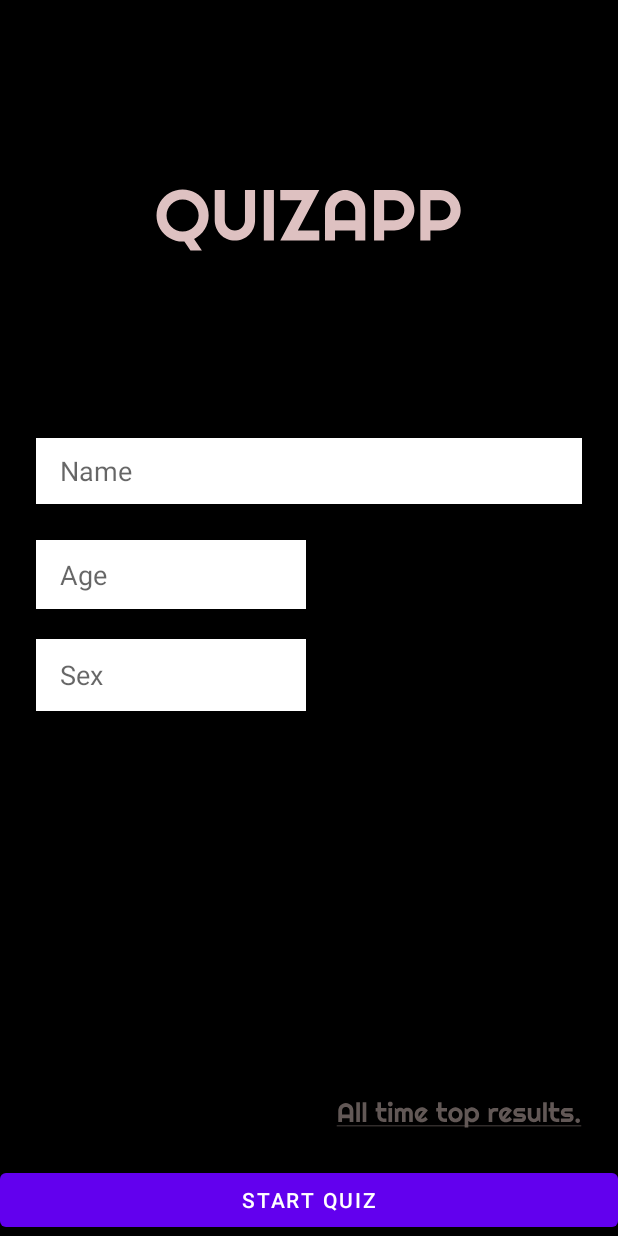
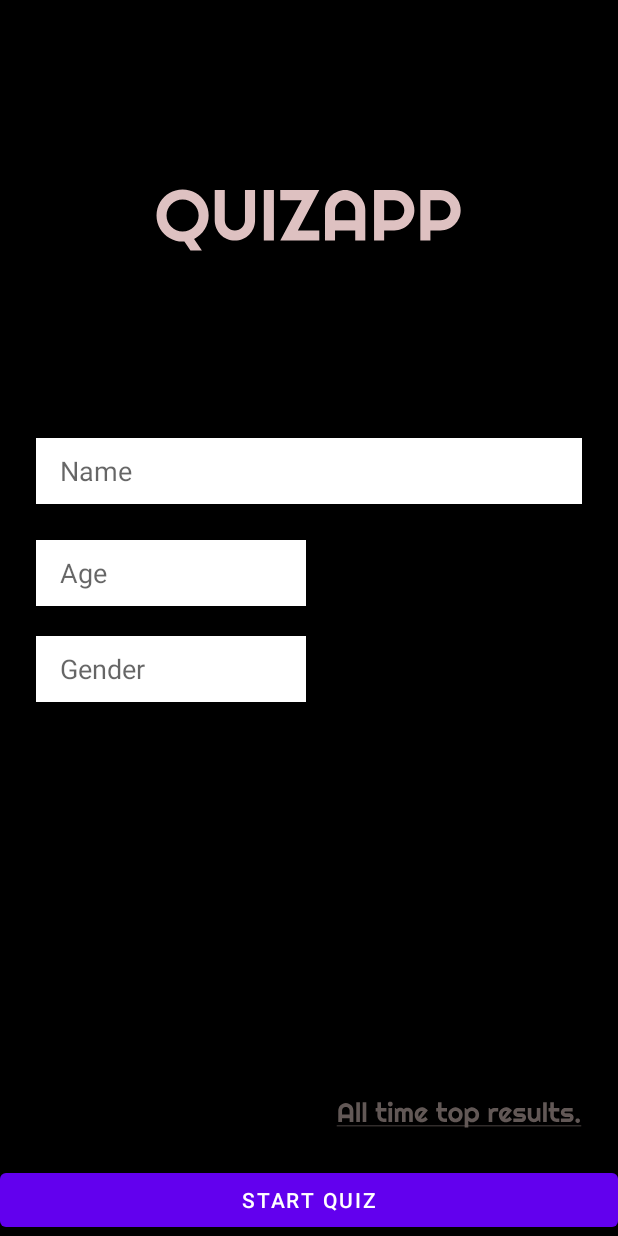
Before and after one commit to bluesky15/FBQuizApp, an Android app: the screen it shows after launch (MainActivity), on a phone screen of 412 x 824 dp. Run offline under Robolectric (Android 15) with nearby library versions, the phone set to English and light mode, and no system bars; our stand-ins replace Room's generated code; libraries missing offline, so code that uses them is left out: com.facebook.stetho; 1 statement that could not run was skipped.

Commit message:
code refactored - constanst added

```diff
--- a/FBQuizApp/app/src/main/java/com/lkb/fbquizapp/Constant.kt
+++ b/FBQuizApp/app/src/main/java/com/lkb/fbquizapp/Constant.kt
@@ -3,3 +3,8 @@ package com.lkb.fbquizapp
 const val BASE_URL = "https://storage.googleapis.com/sodimac-8590a.appspot.com/App%20Test%20Assignment/"
 const val DATABASE_NAME = "quiz.db"
 const val PATH_PARAM = "app_test_assignment_quiz.json"
+const val NAME = "name"
+const val AGE = "age"
+const val GENDER = "gender"
+const val VALID_INPUT = "Please Provide Valid Input"
+const val SEE_TOP_RESULTS = "See Top Results"
--- a/FBQuizApp/app/src/main/java/com/lkb/fbquizapp/view/main/MainActivity.kt
+++ b/FBQuizApp/app/src/main/java/com/lkb/fbquizapp/view/main/MainActivity.kt
@@ -2,30 +2,38 @@ package com.lkb.fbquizapp.view.main
 
 import android.content.Intent
 import android.os.Bundle
+import android.widget.ArrayAdapter
 import android.widget.Toast
-import com.lkb.fbquizapp.BaseActivity
-import com.lkb.fbquizapp.R
+import com.lkb.fbquizapp.*
 import com.lkb.fbquizapp.view.quiz.QuizActivity
 import com.lkb.fbquizapp.view.result.ResultActivity
 import kotlinx.android.synthetic.main.activity_main.*
 
+
 class MainActivity : BaseActivity() {
-
+    private val languages = arrayOf("Male", "Female")
     override fun onCreate(savedInstanceState: Bundle?) {
         super.onCreate(savedInstanceState)
         setContentView(R.layout.activity_main)
+        val adapter: ArrayAdapter<String> = ArrayAdapter<String>(
+            this,
+            android.R.layout.select_dialog_singlechoice,
+            languages
+        )
+        userGender.threshold = 1
+        userGender.setAdapter(adapter)
         ivAllTimeTopResults.setOnClickListener {
             startActivity(Intent(this, ResultActivity::class.java))
         }
         button.setOnClickListener {
             try {
                 val intent = Intent(this, QuizActivity::class.java)
-                intent.putExtra("name", userName.text.toString())
-                intent.putExtra("age", userAge.text.toString())
-                intent.putExtra("sex", userSex.text.toString())
+                intent.putExtra(NAME, userName.text.toString())
+                intent.putExtra(AGE, userAge.text.toString())
+                intent.putExtra(GENDER, userGender.text.toString())
                 startActivity(intent)
             } catch (e: NumberFormatException) {
-                Toast.makeText(this, "Please Provide Valid Input", Toast.LENGTH_SHORT).show()
+                Toast.makeText(this, VALID_INPUT, Toast.LENGTH_SHORT).show()
             }
         }
     }
--- a/FBQuizApp/app/src/main/res/layout/activity_main.xml
+++ b/FBQuizApp/app/src/main/res/layout/activity_main.xml
@@ -44,7 +44,7 @@
     <androidx.appcompat.widget.AppCompatEditText
         android:id="@+id/userAge"
         android:layout_width="180dp"
-        android:layout_height="46dp"
+        android:layout_height="44dp"
         android:layout_marginStart="24dp"
         android:layout_marginTop="24dp"
         android:background="@color/white"
@@ -53,14 +53,14 @@
         app:layout_constraintStart_toStartOf="parent"
         app:layout_constraintTop_toBottomOf="@+id/userName" />
 
-    <androidx.appcompat.widget.AppCompatEditText
-        android:id="@+id/userSex"
+    <androidx.appcompat.widget.AppCompatAutoCompleteTextView
+        android:id="@+id/userGender"
         android:layout_width="180dp"
-        android:layout_height="48dp"
+        android:layout_height="44dp"
         android:layout_marginStart="24dp"
         android:layout_marginTop="20dp"
         android:background="@color/white"
-        android:hint="Sex"
+        android:hint="Gender"
         android:paddingStart="16dp"
         app:layout_constraintStart_toStartOf="parent"
         app:layout_constraintTop_toBottomOf="@+id/userAge" />
```
Also changed, not shown: FBQuizApp/app/src/main/java/com/lkb/fbquizapp/view/quiz/QuizActivity.kt (+7 -9 lines), FBQuizApp/app/src/main/java/com/lkb/fbquizapp/view/result/ResultActivity.kt (+8 -1 lines).
